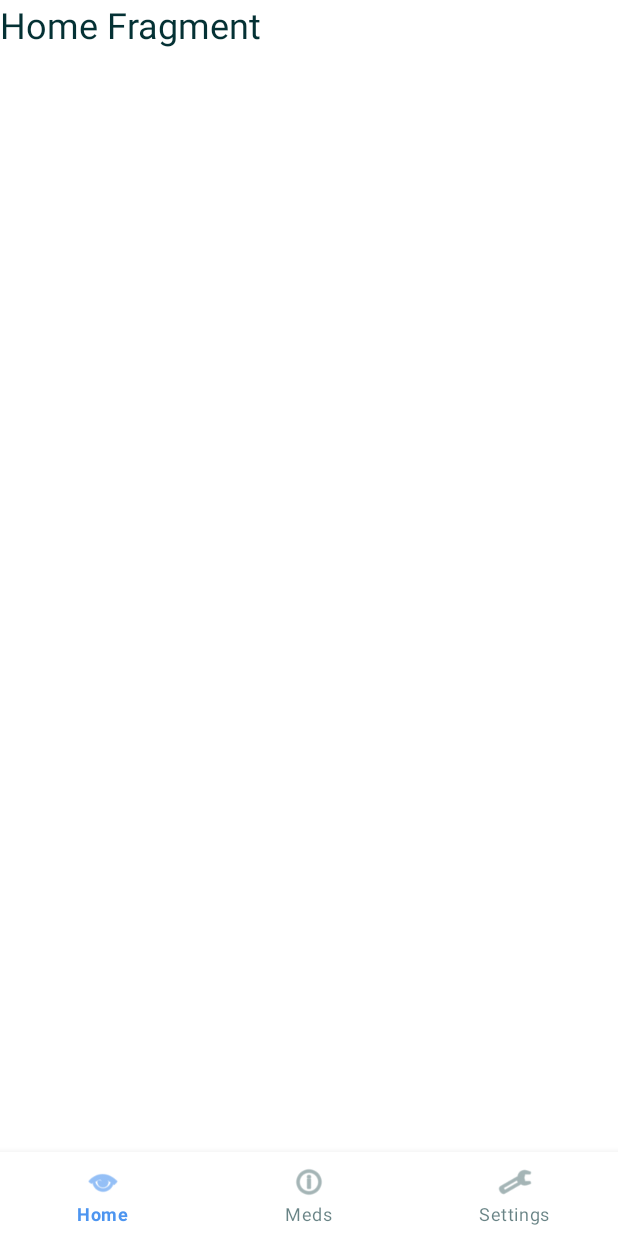
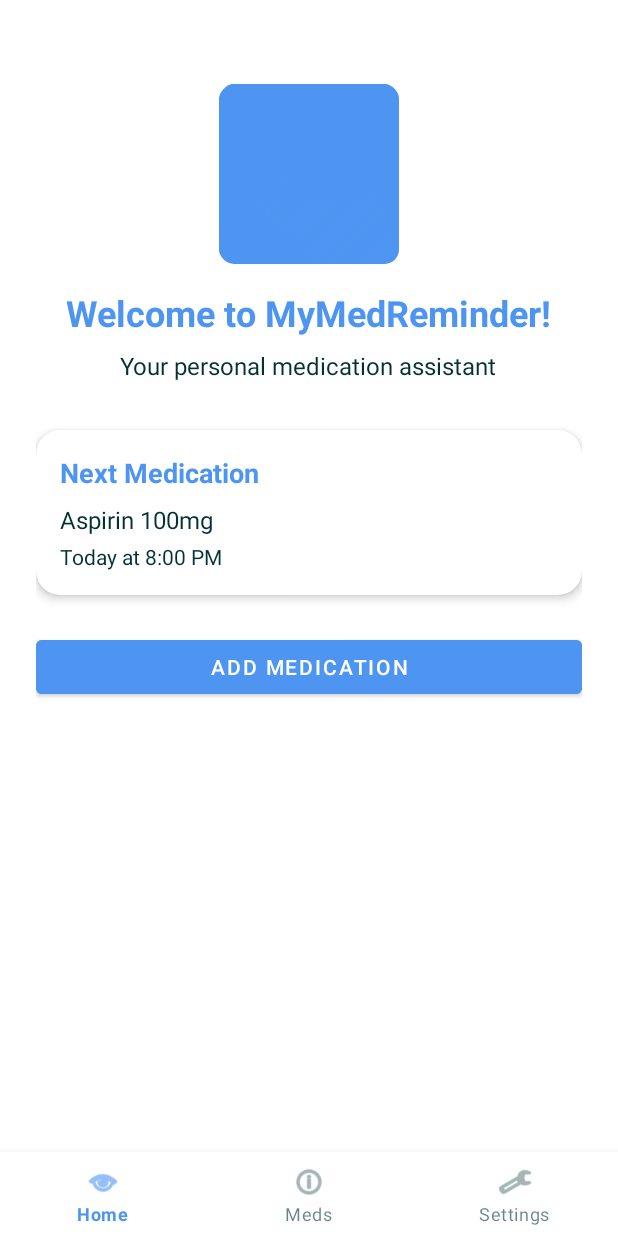
Before and after one commit to Keekkii/MyMedReminder, an Android app built with Jetpack Compose: the HomeFragment screen opened directly, with no data from a screen before it, on a phone screen of 412 x 824 dp. Run offline under Robolectric (Android 15) with nearby library versions, the phone set to English and light mode, and no system bars.

Commit message:
home page v1

```diff
--- a/app/src/main/res/layout/fragment_home.xml
+++ b/app/src/main/res/layout/fragment_home.xml
@@ -1,11 +1,97 @@
-<FrameLayout xmlns:android="http://schemas.android.com/apk/res/android"
+<?xml version="1.0" encoding="utf-8"?>
+<ScrollView xmlns:android="http://schemas.android.com/apk/res/android"
+    xmlns:app="http://schemas.android.com/apk/res-auto"
     android:layout_width="match_parent"
     android:layout_height="match_parent"
-    android:gravity="center">
+    android:background="@color/backgroundColor">
 
-    <TextView
-        android:layout_width="wrap_content"
+    <LinearLayout
+        android:layout_width="match_parent"
         android:layout_height="wrap_content"
-        android:text="Home Fragment"
-        android:textSize="24sp"/>
-</FrameLayout>
+        android:orientation="vertical"
+        android:gravity="center_horizontal"
+        android:padding="24dp">
+
+        <!-- App Icon or Illustration -->
+        <ImageView
+            android:layout_width="120dp"
+            android:layout_height="120dp"
+            android:src="@mipmap/ic_launcher_round"
+            android:contentDescription="@string/app_name"
+            android:layout_marginTop="32dp"
+            android:layout_marginBottom="16dp"
+            android:tint="@color/primaryColor"/>
+
+        <!-- Welcome Message -->
+        <TextView
+            android:layout_width="wrap_content"
+            android:layout_height="wrap_content"
+            android:text="Welcome to MyMedReminder!"
+            android:textSize="24sp"
+            android:textStyle="bold"
+            android:textColor="@color/primaryColor"
+            android:layout_marginBottom="8dp"/>
+
+        <!-- Subtitle -->
+        <TextView
+            android:layout_width="wrap_content"
+            android:layout_height="wrap_content"
+            android:text="Your personal medication assistant"
+            android:textSize="16sp"
+            android:textColor="@color/textColor"
+            android:layout_marginBottom="32dp"/>
+
+        <!-- Example: Next Medication Card -->
+        <com.google.android.material.card.MaterialCardView
+            android:layout_width="match_parent"
+            android:layout_height="wrap_content"
+            android:layout_marginBottom="24dp"
+            app:cardCornerRadius="16dp"
+            app:cardElevation="4dp">
+
+            <LinearLayout
+                android:layout_width="match_parent"
+                android:layout_height="wrap_content"
+                android:orientation="vertical"
+                android:padding="16dp">
+
+                <TextView
+                    android:layout_width="wrap_content"
+                    android:layout_height="wrap_content"
+                    android:text="Next Medication"
+                    android:textSize="18sp"
+                    android:textStyle="bold"
+                    android:textColor="@color/primaryColor"/>
+
+                <TextView
+                    android:layout_width="wrap_content"
+                    android:layout_height="wrap_content"
+                    android:text="Aspirin 100mg"
+                    android:textSize="16sp"
+                    android:textColor="@color/textColor"
+                    android:layout_marginTop="8dp"/>
+
+                <TextView
+                    android:layout_width="wrap_content"
+                    android:layout_height="wrap_content"
+                    android:text="Today at 8:00 PM"
+                    android:textSize="14sp"
+                    android:textColor="@color/textColor"
+                    android:layout_marginTop="4dp"/>
+            </LinearLayout>
+        </com.google.android.material.card.MaterialCardView>
+
+        <!-- Add Medication Button -->
+        <com.google.android.material.button.MaterialButton
+            android:id="@+id/addMedicationButton"
+            android:layout_width="match_parent"
+            android:layout_height="wrap_content"
+            android:text="Add Medication"
+            android:icon="@android:drawable/ic_input_add"
+            android:backgroundTint="@color/primaryColor"
+            android:textColor="@color/backgroundColor"
+            style="@style/Widget.MaterialComponents.Button"
+            android:layout_marginBottom="16dp"/>
+
+    </LinearLayout>
+</ScrollView>
```
